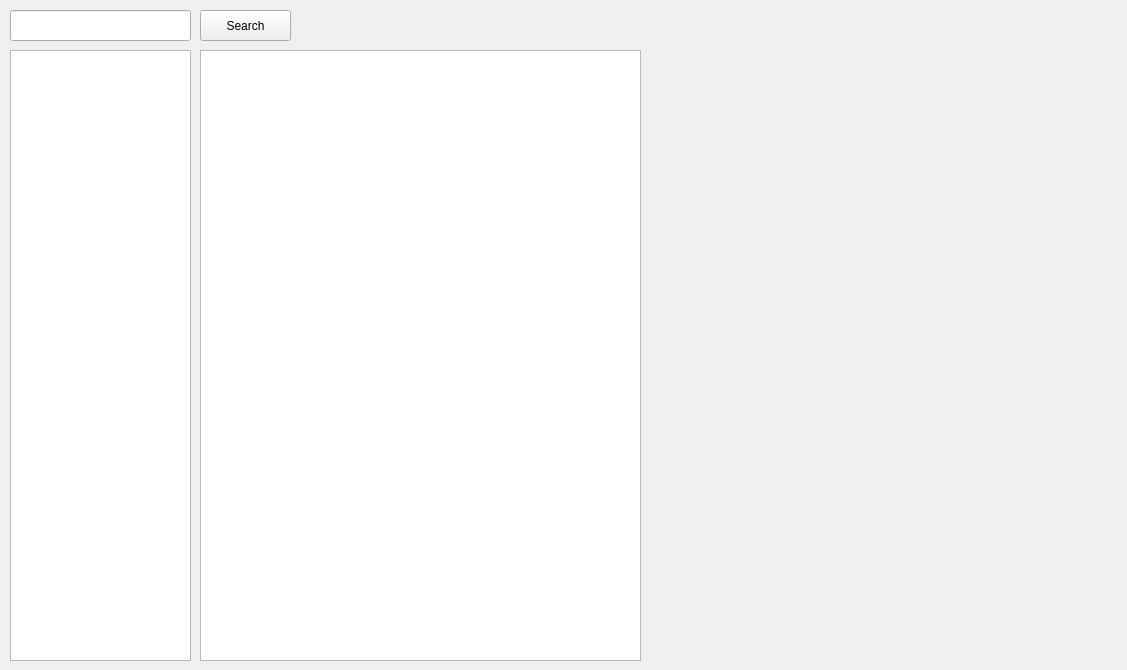
Before: the Qt Designer form main.ui in AlderAutomation/YAPA, drawn with Qt 5.
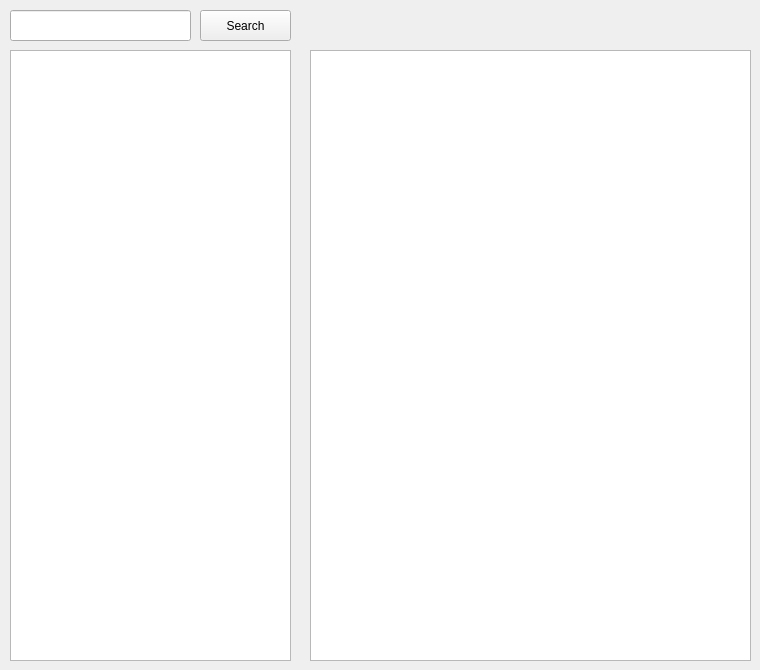
After: the same form once the commit is applied.

Commit message: ui tweak. clear on multiple searches

Diff of the .ui file:
```diff
--- a/main.ui
+++ b/main.ui
@@ -6,7 +6,7 @@
    <rect>
     <x>0</x>
     <y>0</y>
-    <width>1127</width>
+    <width>760</width>
     <height>670</height>
    </rect>
   </property>
@@ -18,7 +18,7 @@
     <rect>
      <x>10</x>
      <y>50</y>
-     <width>181</width>
+     <width>281</width>
      <height>611</height>
     </rect>
    </property>
@@ -42,7 +42,7 @@
   <widget class="QListWidget" name="episode_list">
    <property name="geometry">
     <rect>
-     <x>200</x>
+     <x>310</x>
      <y>50</y>
      <width>441</width>
      <height>611</height>
```
The commit also changes 2 other files.
